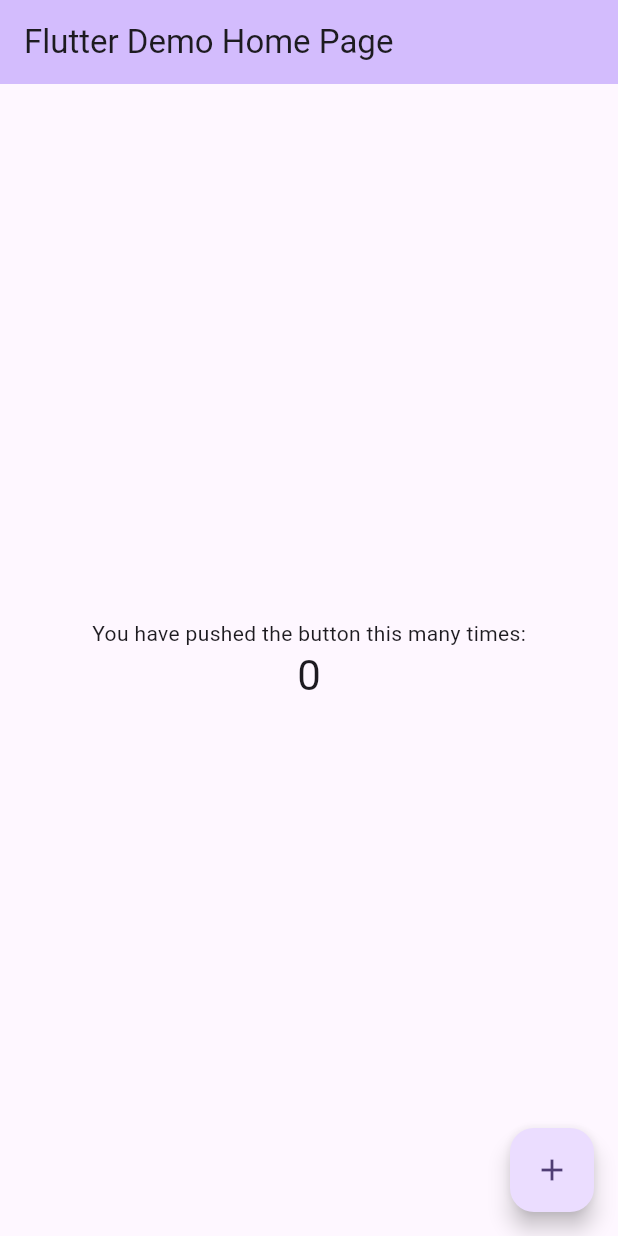
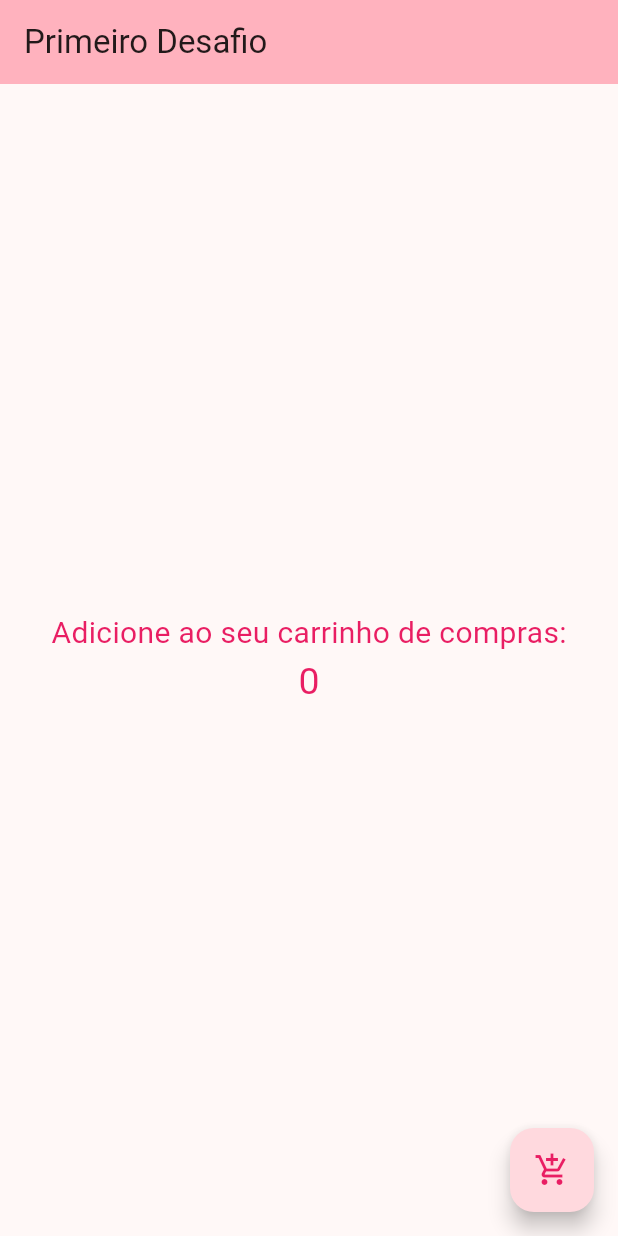
Before and after one commit to Tativv/meuappfluter, a Flutter app: the screen it shows after launch, on a phone screen of 412 x 824 dp. Run offline on Flutter 3.47's test engine with Material 3 defaults, Android fonts, the light colour scheme and no system bars.

Commit message:
Change colors

```diff
--- a/lib/main.dart
+++ b/lib/main.dart
@@ -11,7 +11,7 @@
   @override
   Widget build(BuildContext context) {
     return MaterialApp(
-      title: 'Flutter Demo',
+      title: 'Flutter',
       theme: ThemeData(
         // This is the theme of your application.
         //
@@ -28,10 +28,10 @@
         //
         // This works for code too, not just values: Most code changes can be
         // tested with just a hot reload.
-        colorScheme: ColorScheme.fromSeed(seedColor: Colors.deepPurple),
+        colorScheme: ColorScheme.fromSeed(seedColor: Colors.pink),
         useMaterial3: true,
       ),
-      home: const MyHomePage(title: 'Flutter Demo Home Page'),
+      home: const MyHomePage(title: 'Primeiro Desafio'),
     );
   }
 }
@@ -64,7 +64,7 @@
       // so that the display can reflect the updated values. If we changed
       // _counter without calling setState(), then the build method would not be
       // called again, and so nothing would appear to happen.
-      _counter++;
+      _counter ++;
     });
   }
 
@@ -106,11 +106,11 @@
           mainAxisAlignment: MainAxisAlignment.center,
           children: <Widget>[
             const Text(
-              'You have pushed the button this many times:',
+              'Adicione ao seu carrinho de compras:', style: TextStyle(color: Colors.pink, fontSize: 20),
             ),
             Text(
               '$_counter',
-              style: Theme.of(context).textTheme.headlineMedium,
+              style: TextStyle(color:  Colors.pink, fontSize: 25 ),
             ),
           ],
         ),
@@ -118,8 +118,9 @@
       floatingActionButton: FloatingActionButton(
         onPressed: _incrementCounter,
         tooltip: 'Increment',
-        child: const Icon(Icons.add),
-      ), // This trailing comma makes auto-formatting nicer for build methods.
+        child: const Icon(Icons.add_shopping_cart, color: Colors.pink),
+      ),
+       // This trailing comma makes auto-formatting nicer for build methods.
     );
   }
 }
```
